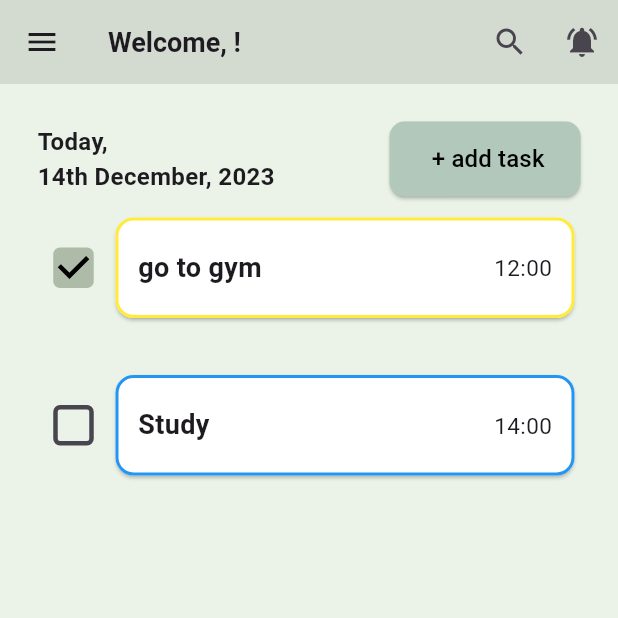
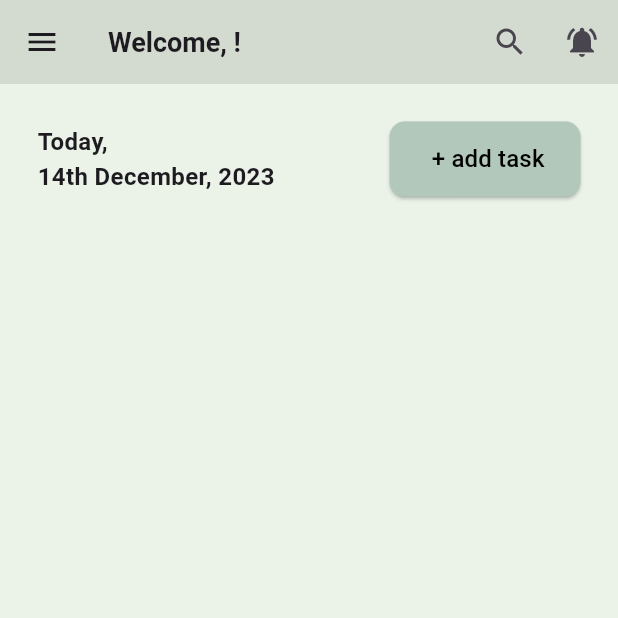
Before and after one commit to ricky250105/List-It, a Flutter app: the screen it shows once a user with an empty profile is signed in, on a phone screen of 412 x 824 dp, the top half of it. Run offline on Flutter 3.47's test engine with Material 3 defaults, Android fonts, the phone set to English and light mode, and no system bars; our stand-ins replace cloud_firestore, firebase_auth, firebase_core, firebase_storage, flutter_riverpod, gap; accounts and stored records are empty.

Commit message:
second commit

```diff
--- a/lib/Components/to_do_card.dart
+++ /dev/null
@@ -1,58 +0,0 @@
-import 'package:flutter/material.dart';
-
-class ToDoCard extends StatelessWidget {
-  const ToDoCard ({super.key, required this.title, required this.time, required this.check, required this.borderColor});
-
-  final String title;
-  final String time;
-  final bool check;
-  final Color borderColor;
-
-  @override
-  Widget build(BuildContext context) {
-    return Container(
-      width: MediaQuery.of(context).size.width,
-      child: Row(
-        children: [
-          Theme(
-            data: ThemeData(
-                primarySwatch: Colors.blue,
-                unselectedWidgetColor: const Color(0xffffffff),
-            ),
-            child:
-              Transform.scale(
-                scale: 1.5,
-                child: Checkbox(
-                  shape: RoundedRectangleBorder(borderRadius: BorderRadius.circular(3)),
-                  activeColor: const Color(0xffadbba8),
-                  checkColor: const Color(0xff000000),
-                  value: check,
-                  onChanged: (bool? value) {},
-                ),
-              ),
-          ),
-          Expanded(
-            child: Container(
-              height: 75,
-              child: Card(
-                shape: RoundedRectangleBorder(
-                  borderRadius: BorderRadius.circular(12),
-                  side: BorderSide(color: borderColor, width: 2),
-                ),
-                color: const Color(0xffffffff),
-                child: Row(
-                  children: [
-                    const SizedBox(width: 15),
-                    Expanded(child: Text(title, style: const TextStyle(fontSize: 18, fontWeight: FontWeight.w600),)),
-                    Text(time, style: const TextStyle(fontSize: 15, fontWeight: FontWeight.w400),),
-                    const SizedBox(width: 15),
-                  ],
-                )
-              ),
-            ),
-          )
-        ],
-      ),
-    );
-  }
-}
--- a/lib/pages/home_page.dart
+++ b/lib/pages/home_page.dart
@@ -1,7 +1,5 @@
 import 'package:firebase_auth/firebase_auth.dart';
-// import 'package:firebase_core/firebase_core.dart';
 import 'package:flutter/material.dart';
-import 'package:list_it/Components/to_do_card.dart';
 import 'package:list_it/pages/about_page.dart';
 import 'package:list_it/pages/add_task.dart';
 import 'package:list_it/pages/terms_and_condition.dart';
@@ -171,31 +169,6 @@ void signUserOut() {
                     ],
                   ),
 
-                  const Padding(
-                    padding: EdgeInsets.symmetric(vertical: 10),
-                    child: ToDoCard(
-                      title: 'go to gym',
-                      check: true,
-                      time: '12:00',
-                      borderColor: Colors.yellow,
-                    ),
-
-                  ),
-                  const SizedBox(height: 10),
-
-                  const Padding(
-                    padding: EdgeInsets.symmetric(vertical: 10),
-                    child: ToDoCard(
-                      title: 'Study',
-                      check: false,
-                      time: '14:00',
-                      borderColor: Colors.blue,
-
-                    ),
-
-                  ),
-                  const SizedBox(height: 10)
-
                 ],
               ),
             ),
```
